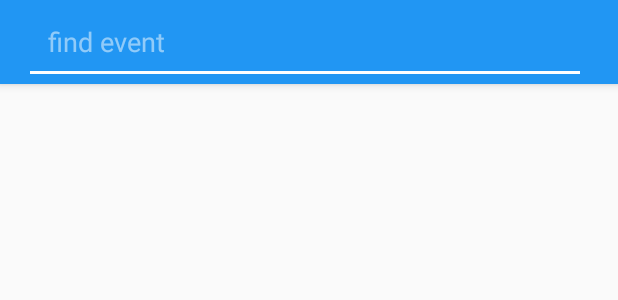
After one commit to jonathantanuwijaya/FootbalClub-Kotlin-Anko, an Android app: the layout app_bar_search.xml on its own in the app's theme, with its tools: preview values and no code run, on a phone screen of 412 x 824 dp. The commit adds this screen. Shown: the top 300 px of the screen. Run offline under Robolectric (Android 15) with nearby library versions, the phone set to English and light mode, and no system bars; network calls fail.

Commit message:
Menu Search

```diff
--- a/app/build.gradle
+++ b/app/build.gradle
@@ -55,6 +55,8 @@ dependencies {
     /* Rx */
     implementation "io.reactivex.rxjava2:rxandroid:2.1.0"
     implementation 'io.reactivex.rxjava2:rxkotlin:2.2.0'
+    /* Rx binding */
+    implementation 'com.jakewharton.rxbinding:rxbinding:1.0.0'
 
     /* retrofit : okhttp */
     implementation 'com.squareup.okhttp3:okhttp:3.12.0'
--- a/app/src/main/java/com/yeputra/footballclub/model/Events.kt
+++ b/app/src/main/java/com/yeputra/footballclub/model/Events.kt
@@ -75,3 +75,7 @@ data class Event(
 data class Events(
     val events: MutableList<Event>?
 )
+
+data class SearchEvent(
+    val event: MutableList<Event>?
+)
--- a/app/src/main/java/com/yeputra/footballclub/repository/api/ApiRespository.kt
+++ b/app/src/main/java/com/yeputra/footballclub/repository/api/ApiRespository.kt
@@ -1,6 +1,7 @@
 package com.yeputra.footballclub.repository.api
 
 import com.yeputra.footballclub.model.Events
+import com.yeputra.footballclub.model.SearchEvent
 import com.yeputra.footballclub.model.Teams
 import com.yeputra.footballclub.utils.BASE_URL
 import io.reactivex.Observable
@@ -24,6 +25,9 @@ interface ApiRespository {
     @GET(BASE_URL + "lookupevent.php")
     fun getDetail(@Query("id") eventId: String): Observable<Events>
 
-    @GET(BASE_URL + "searchteams.php?")
+    @GET(BASE_URL + "searchteams.php")
     fun getTeam(@Query("t") teamId: String): Observable<Teams>
+
+    @GET(BASE_URL + "searchevents.php")
+    fun searchEvent(@Query("e") eventName: String): Observable<SearchEvent>
 }
--- a/app/src/main/java/com/yeputra/footballclub/ui/DetailMatchActivity.kt
+++ b/app/src/main/java/com/yeputra/footballclub/ui/details/DetailMatchActivity.kt
@@ -1,4 +1,4 @@
-package com.yeputra.footballclub.ui
+package com.yeputra.footballclub.ui.details
 
 import android.os.Bundle
 import android.support.v7.widget.LinearLayoutManager
--- a/app/src/main/java/com/yeputra/footballclub/ui/FavoriteFm.kt
+++ b/app/src/main/java/com/yeputra/footballclub/ui/main_fragment/FavoriteFm.kt
@@ -1,4 +1,4 @@
-package com.yeputra.footballclub.ui
+package com.yeputra.footballclub.ui.main_fragment
 
 import android.content.Intent
 import android.os.Bundle
@@ -11,6 +11,7 @@ import com.yeputra.footballclub.R
 import com.yeputra.footballclub.adapter.FavoriteAdapter
 import com.yeputra.footballclub.base.BaseFragment
 import com.yeputra.footballclub.presenter.FavoritePresenter
+import com.yeputra.footballclub.ui.details.DetailMatchActivity
 import com.yeputra.footballclub.utils.INTENT_DATA
 import com.yeputra.footballclub.utils.snackbar
 import kotlinx.android.synthetic.main.list_match.*
--- a/app/src/main/java/com/yeputra/footballclub/ui/NextMatchFm.kt
+++ b/app/src/main/java/com/yeputra/footballclub/ui/main_fragment/NextMatchFm.kt
@@ -1,4 +1,4 @@
-package com.yeputra.footballclub.ui
+package com.yeputra.footballclub.ui.main_fragment
 
 import android.content.Intent
 import android.os.Bundle
@@ -12,6 +12,7 @@ import com.yeputra.footballclub.adapter.MatchAdapter
 import com.yeputra.footballclub.base.BaseFragment
 import com.yeputra.footballclub.model.Events
 import com.yeputra.footballclub.presenter.LeaguePresenter
+import com.yeputra.footballclub.ui.details.DetailMatchActivity
 import com.yeputra.footballclub.utils.INTENT_DATA
 import com.yeputra.footballclub.utils.league
 import kotlinx.android.synthetic.main.list_match.*
--- /dev/null
+++ b/app/src/main/res/drawable/ic_search.xml
@@ -0,0 +1,5 @@
+<vector android:height="24dp" android:tint="#FFFFFF"
+    android:viewportHeight="24.0" android:viewportWidth="24.0"
+    android:width="24dp" xmlns:android="http://schemas.android.com/apk/res/android">
+    <path android:fillColor="#FF000000" android:pathData="M15.5,14h-0.79l-0.28,-0.27C15.41,12.59 16,11.11 16,9.5 16,5.91 13.09,3 9.5,3S3,5.91 3,9.5 5.91,16 9.5,16c1.61,0 3.09,-0.59 4.23,-1.57l0.27,0.28v0.79l5,4.99L20.49,19l-4.99,-5zM9.5,14C7.01,14 5,11.99 5,9.5S7.01,5 9.5,5 14,7.01 14,9.5 11.99,14 9.5,14z"/>
+</vector>
--- /dev/null
+++ b/app/src/main/res/layout/app_bar_search.xml
@@ -0,0 +1,31 @@
+<?xml version="1.0" encoding="utf-8"?>
+<android.support.design.widget.AppBarLayout
+        xmlns:android="http://schemas.android.com/apk/res/android"
+        xmlns:app="http://schemas.android.com/apk/res-auto"
+        android:id="@+id/appBarLayout"
+        android:layout_width="match_parent"
+        android:layout_height="wrap_content"
+        android:fitsSystemWindows="true"
+        android:theme="@style/ThemeOverlay.AppCompat.Dark.ActionBar">
+
+    <android.support.v7.widget.Toolbar
+            android:id="@+id/toolbar"
+            android:layout_width="match_parent"
+            android:layout_height="?attr/actionBarSize"
+            android:background="?attr/colorPrimary"
+            android:theme="@style/ThemeOverlay.AppCompat.ActionBar"
+            app:popupTheme="@style/ThemeOverlay.AppCompat.Light"
+            app:contentInsetRight="@dimen/margin_big"
+            >
+
+        <android.support.design.widget.TextInputEditText
+            android:id="@+id/et_finder"
+            android:padding="@dimen/margin_medium"
+            android:layout_width="match_parent"
+            android:layout_height="wrap_content"
+            android:hint="find event"
+            android:inputType="text"
+            android:imeOptions="actionDone"/>
+    </android.support.v7.widget.Toolbar>
+
+</android.support.design.widget.AppBarLayout>
--- a/app/src/main/res/values/strings.xml
+++ b/app/src/main/res/values/strings.xml
@@ -9,9 +9,11 @@
     <string name="lbl_goals">Goals</string>
     <string name="val_date">Sat, 22-Marc-2019</string>
 
+    <string name="menu_search">Search Events</string>
+
     <string name="botnav_prev_match">Prev. Match</string>
     <string name="botnav_next_match">Next Match</string>
-    <string name="botnav_favorite">Favorites</string>'
+    <string name="botnav_favorite">Favorites</string>
 
     <string name="fav_empty">Favorite event is still empty</string>
     <string name="fav_add_successfully">This event was successfully added to the favorites list</string>
--- /dev/null
+++ b/app/src/main/res/xml/searchable.xml
@@ -0,0 +1,4 @@
+<?xml version="1.0" encoding="utf-8"?>
+<searchable xmlns:android="http://schemas.android.com/apk/res/android"
+    android:label="@string/app_name"
+    android:hint="Find events"/>
```
Also changed, not shown: app/src/main/AndroidManifest.xml (+15 -5 lines), app/src/main/java/com/yeputra/footballclub/base/BaseToolbarActivity.kt (added, +19 -0 lines), app/src/main/java/com/yeputra/footballclub/presenter/LeaguePresenter.kt (+13 -0 lines), app/src/main/java/com/yeputra/footballclub/ui/MainActivity.kt (+27 -3 lines), app/src/main/java/com/yeputra/footballclub/ui/main_fragment/LastMatchFm.kt (renamed from app/src/main/java/com/yeputra/footballclub/ui/LastMatchFm.kt, +2 -9 lines), app/src/main/java/com/yeputra/footballclub/ui/search/SearchActivity.kt (added, +61 -0 lines), app/src/main/res/layout/activity_search.xml (added, +18 -0 lines), app/src/main/res/menu/menu_main_toolbar.xml (added, +9 -0 lines), app/src/main/res/menu/menu_search_toolbar.xml (added, +11 -0 lines).
